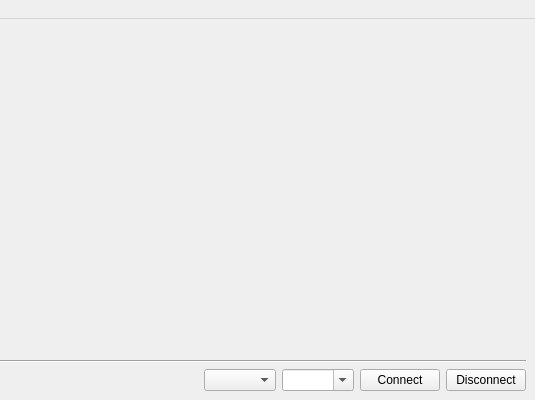
Before: the Qt Designer form ui/mainWindow.ui in AeroQuad/AeroQuadConfiguratorPyQt, drawn with Qt 5; both pictures show x 265 to 800 and y 0 to 400 of the 800 by 400 pixel window.
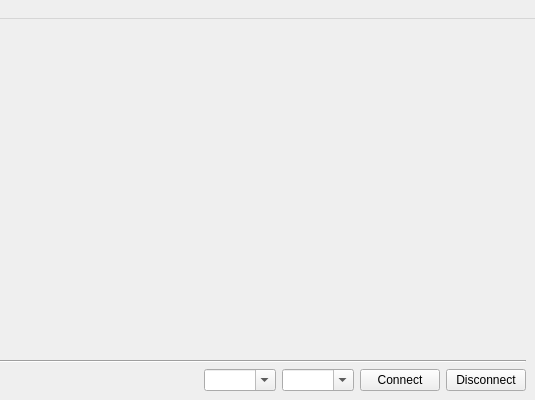
After: the same form once the commit is applied. Icons and pictures are not drawn.

What changed in the file:
```diff
--- a/ui/mainWindow.ui
+++ b/ui/mainWindow.ui
@@ -55,6 +55,9 @@
           <height>0</height>
          </size>
         </property>
+        <property name="editable">
+         <bool>true</bool>
+        </property>
        </widget>
       </item>
       <item>
```
Left out of the diff: 18 changed lines with no effect on the pictures.
